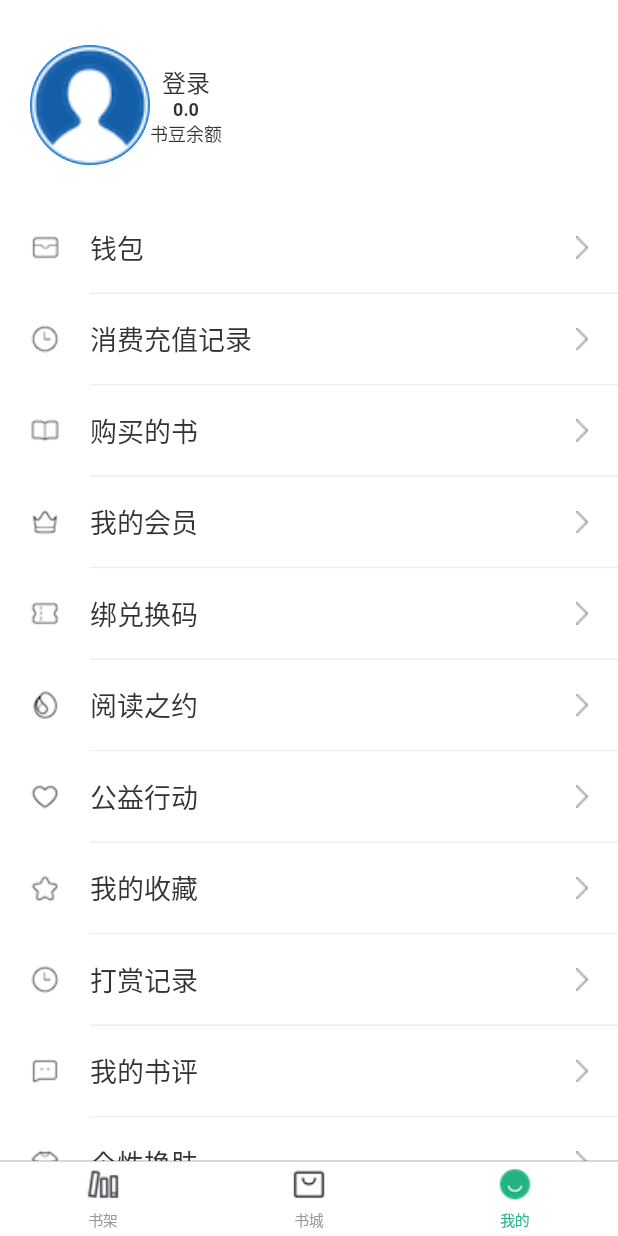
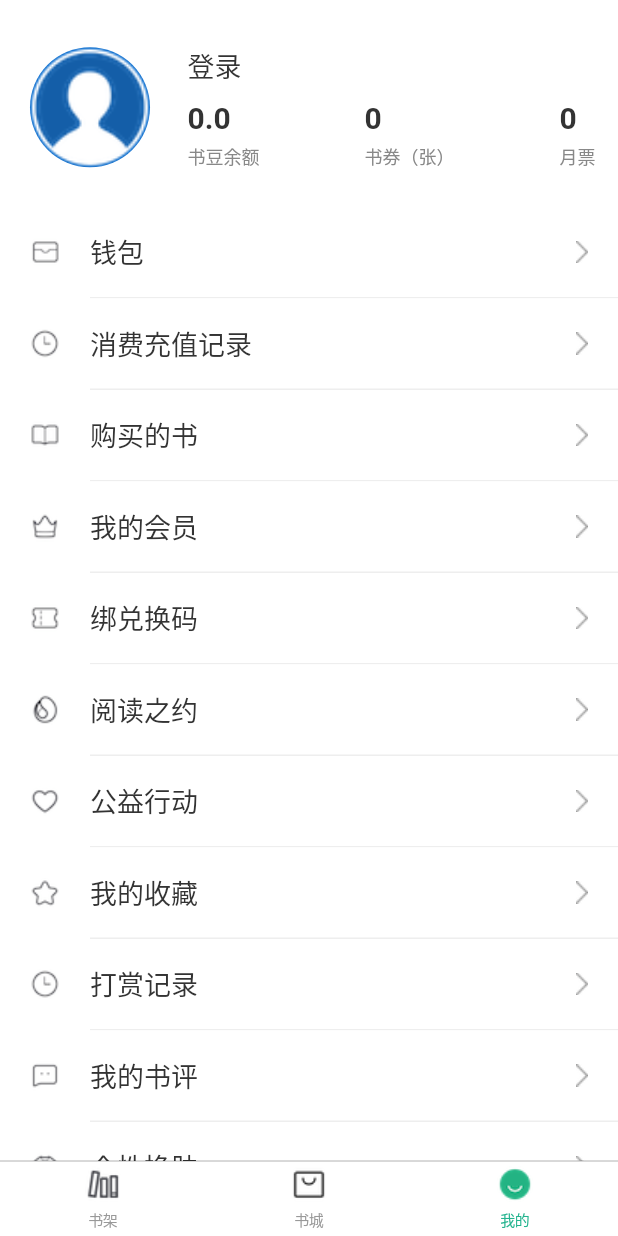
Before and after one commit to chenchaoPgy/shuqi, a Flutter app: the screen it shows after launch, item 3 of the bottom bar chosen, on a phone screen of 412 x 824 dp. Run offline on Flutter 3.47's test engine with Material 2 defaults, Android fonts, the phone set to English and light mode, and no system bars; our stand-ins replace cached_network_image, carousel_slider, fluttertoast, share, shared_preferences; missing offline and left inert: flutter_webview_plugin; network calls fail.

Commit message:
完善我的界面

```diff
--- a/flutter_shu/lib/me/me_header.dart
+++ b/flutter_shu/lib/me/me_header.dart
@@ -1,5 +1,8 @@
+import 'package:cached_network_image/cached_network_image.dart';
+import 'package:flutter/cupertino.dart';
 import 'package:flutter/material.dart';
 import 'package:fluttershu/app/app_navigator.dart';
+import 'package:fluttershu/app/sq_color.dart';
 import 'package:fluttershu/app/user_manager.dart';
 
 class MeHeader extends StatelessWidget {
@@ -10,7 +13,9 @@ class MeHeader extends StatelessWidget {
       onTap: () {
         if (UserManager.instance.isLogin) {
           AppNavigator.pushWeb(
-              context, 'https://github.com/huanxsd/flutter_shuqi', 'Github');
+              context, 'https://github.com/chenchaoPgy', 'Github');
+        } else {
+          AppNavigator.pushLogin(context);
         }
       },
       child: Container(
@@ -20,31 +25,66 @@ class MeHeader extends StatelessWidget {
           crossAxisAlignment: CrossAxisAlignment.center,
           children: <Widget>[
             CircleAvatar(
-              backgroundImage: AssetImage(
+              backgroundImage: user?.avatarUrl != null
+                  ? CachedNetworkImage(imageUrl: user.avatarUrl)
+                  : AssetImage(
                       'img/placeholder_avatar.png',
                     ),
               radius: 40,
             ),
-            Column(
-              mainAxisAlignment: MainAxisAlignment.start,
+            SizedBox(
+              width: 25,
+            ),
+            Expanded(
+              child: Column(
+                crossAxisAlignment: CrossAxisAlignment.start,
                 children: <Widget>[
                   Text(
-                  '登录',
-                  style: TextStyle(fontSize: 16),
+                    user != null ? user.nickname : '登录',
+                    style: TextStyle(fontSize: 18),
                   ),
-                Text(
-                  '0.0',
-                  style: TextStyle(fontSize: 12, fontWeight: FontWeight.bold),
+                  SizedBox(
+                    height: 10,
                   ),
-                Text(
-                  '书豆余额',
-                  style: TextStyle(fontSize: 12),
+                  buildItems(),
+                ],
               ),
-              ],
             ),
           ],
         ),
       ),
     );
   }
+
+  Widget buildItems() {
+    var user = UserManager.currentUser;
+    return Row(
+      mainAxisAlignment: MainAxisAlignment.spaceBetween,
+      children: <Widget>[
+        buildItem(
+            user != null ? user.wealth.toStringAsFixed(1) : '0.0', '书豆余额'),
+        buildItem(user != null ? user.coupon.toString() : '0', '书券（张）'),
+        buildItem(user != null ? user.monthlyTicket.toString() : '0', '月票'),
+      ],
+    );
   }
+
+  Widget buildItem(String title, String subtitle) {
+    return Column(
+      crossAxisAlignment: CrossAxisAlignment.start,
+      children: <Widget>[
+        Text(
+          title,
+          style: TextStyle(fontSize: 20, fontWeight: FontWeight.bold),
+        ),
+        SizedBox(
+          height: 5,
+        ),
+        Text(
+          subtitle,
+          style: TextStyle(fontSize: 12, color: SQColor.gray),
+        ),
+      ],
+    );
+  }
+}
```
Also changed, not shown: flutter_shu/lib/me/code_button.dart (added, +39 -0 lines), flutter_shu/lib/me/login_scene.dart (+39 -1 lines). Lines whose indentation alone changed are shown as unchanged.
